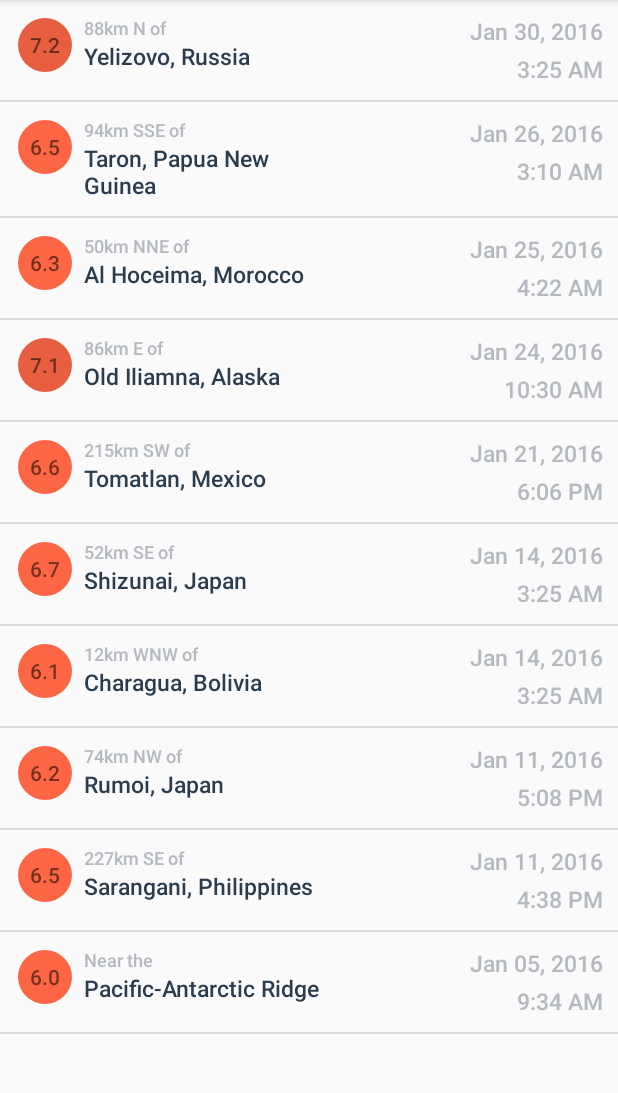
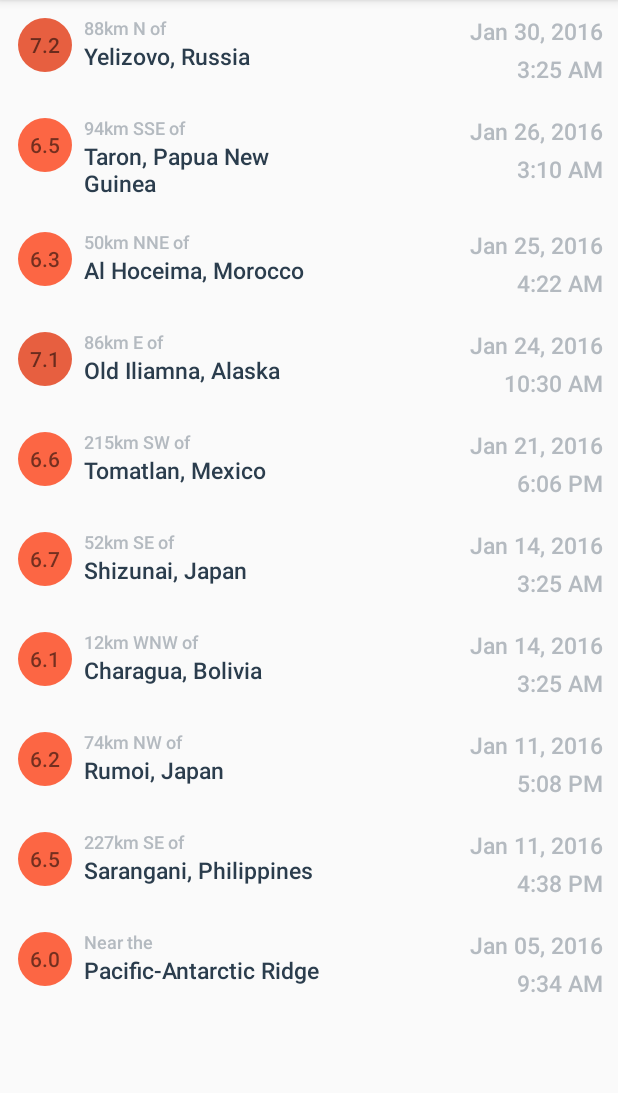
Before and after one commit to harshitm98/App-QuakeReport-starting-point, an Android app: the screen it shows after launch (EarthquakeActivity), on a phone screen of 412 x 824 dp, the part 84-1177 px from its top. Run offline under Robolectric (Android 15) with nearby library versions, the phone set to English and light mode, and no system bars.

Commit message:
Removed the divider between the listViews

```diff
--- a/app/src/main/res/layout/earthquake_activity.xml
+++ b/app/src/main/res/layout/earthquake_activity.xml
@@ -18,7 +18,9 @@
     android:id="@+id/list"
     android:orientation="vertical"
     android:layout_width="match_parent"
-    android:layout_height="match_parent">
+    android:layout_height="match_parent"
+    android:divider="@null"
+    android:dividerHeight="0dp">
 
 
 
```
